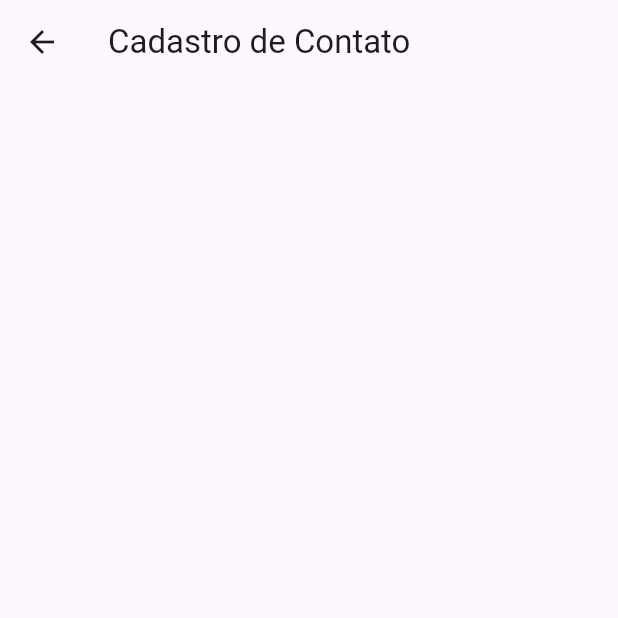
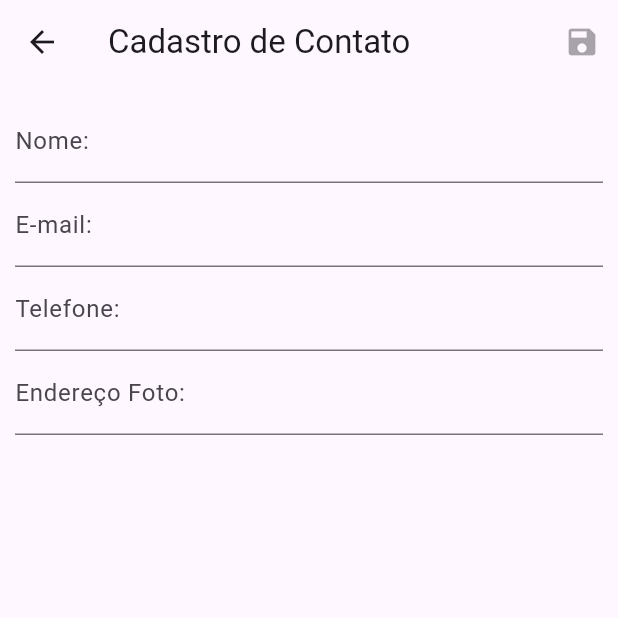
Before and after one commit to FernandoTezin/ProjetoFlutter, a Flutter app: the screen it shows after launch, after a tap on the "add" icon, on a phone screen of 412 x 824 dp, the top half of it. Run offline on Flutter 3.47's test engine with Material 3 defaults, Android fonts, the phone set to English and light mode, and no system bars; our stand-ins replace flutter_mobx, get_it, mask_text_input_formatter, mobx, sqflite; accounts and stored records are empty; generated files the repository leaves out were written again; network calls fail.

Commit message:
cadastro contatos

```diff
--- a/lib/app/app.dart
+++ b/lib/app/app.dart
@@ -17,7 +17,7 @@ class App extends StatelessWidget {
       ),
       routes: {
         home: (context) => ContactList(),
-        contactForm: (context) => const ContactForm(),
+        contactForm: (context) => ContactForm(),
       },
     );
   }
--- a/lib/app/view/contact_form.dart
+++ b/lib/app/view/contact_form.dart
@@ -1,13 +1,49 @@
 import 'package:flutter/material.dart';
+import 'package:mask_text_input_formatter/mask_text_input_formatter.dart';
 
 class ContactForm extends StatelessWidget {
-  const ContactForm({super.key});
+  Widget fieldNome() {
+    return TextFormField(decoration: InputDecoration(labelText: 'Nome:'));
+  }
+
+  Widget fieldEmail() {
+    return TextFormField(decoration: InputDecoration(labelText: 'E-mail:'));
+  }
+
+  Widget fieldTelefone() {
+    var mask = MaskTextInputFormatter(mask: '(##) # ####-####');
+    return TextFormField(
+        inputFormatters: [mask],
+        keyboardType: TextInputType.number,
+        decoration: InputDecoration(
+            labelText: 'Telefone:', hintText: '(99) 9 9999-9999'));
+  }
+
+  Widget fieldUrl_avatar() {
+    return TextFormField(
+        decoration: InputDecoration(
+            labelText: 'Endereço Foto:', hintText: 'http://www.site.com'));
+  }
 
   @override
   Widget build(BuildContext context) {
     return Scaffold(
       appBar: AppBar(
-        title: const Text('Cadastro de Contato'),
+        title: Text('Cadastro de Contato'),
+        actions: [IconButton(icon: Icon(Icons.save), onPressed: null)],
+      ),
+      body: Padding(
+        padding: EdgeInsets.all(10),
+        child: Form(
+          child: Column(
+            children: [
+              fieldNome(),
+              fieldEmail(),
+              fieldTelefone(),
+              fieldUrl_avatar()
+            ],
+          ),
+        ),
       ),
     );
   }
--- a/lib/app/view/contact_list.dart
+++ b/lib/app/view/contact_list.dart
@@ -10,9 +10,9 @@ class ContactList extends StatelessWidget {
   final _back = ContactListBack();
 
   CircleAvatar circleAvatar(String url) {
-    try {
+    if (Uri.tryParse(url)!.isAbsolute) {
       return CircleAvatar(backgroundImage: NetworkImage(url));
-    } catch (e) {
+    } else {
       return CircleAvatar(child: Icon(Icons.person));
     }
   }
--- a/pubspec.yaml
+++ b/pubspec.yaml
@@ -35,6 +35,7 @@ dependencies:
   path:
   mobx: 2.3.3+2
   flutter_mobx:
+  mask_text_input_formatter:
 
 
   # The following adds the Cupertino Icons font to your application.
```
Also changed, not shown: pubspec.lock.
